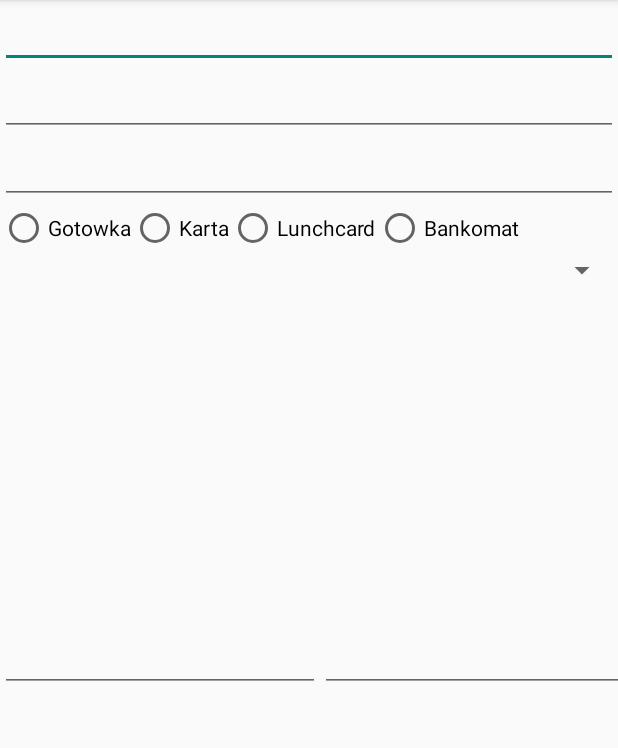
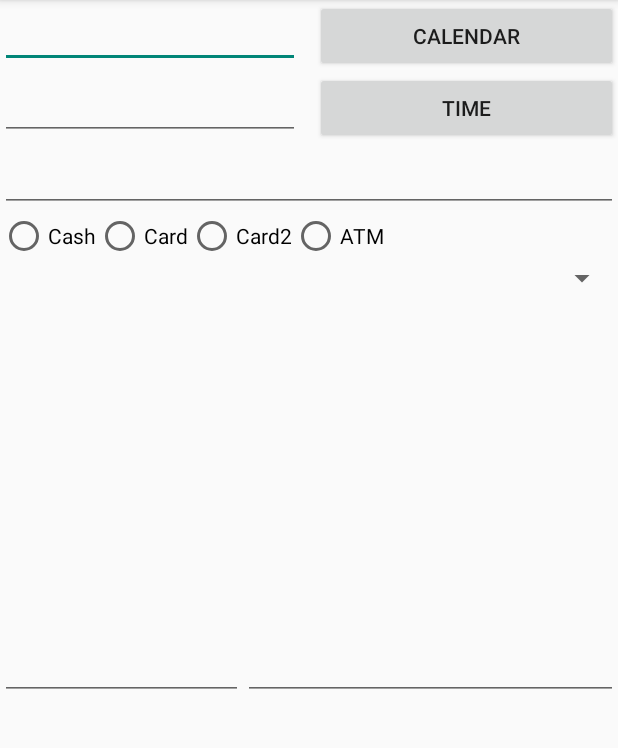
Before and after one commit to kkrolczyk/Schowek, an Android app: the layout activity_bilans_add.xml on its own in the app's theme, with its tools: preview values and no code run, on a phone screen of 412 x 824 dp, the part 84-832 px from its top. Run offline under Robolectric (Android 15) with nearby library versions, the phone set to English and light mode, and no system bars.

Commit message:
updates to layout
Signed-off-by: Krzysztof Królczyk <krzysztof.krolczyk@o2.pl>

```diff
--- a/app/src/main/java/org/kkrolczyk/schowek/NoteAdd.java
+++ b/app/src/main/java/org/kkrolczyk/schowek/NoteAdd.java
@@ -38,7 +38,6 @@ public class NoteAdd extends Activity {
         // as you specify a parent activity in AndroidManifest.xml.
         int id = item.getItemId();
 
-        //noinspection SimplifiableIfStatement
         if (id == R.id.action_settings) {
             return true;
         }
--- a/app/src/main/res/layout/activity_bilans_add.xml
+++ b/app/src/main/res/layout/activity_bilans_add.xml
@@ -4,19 +4,59 @@
     android:layout_height="match_parent"
     android:weightSum="1">
 
+    <LinearLayout
+        android:orientation="horizontal"
+        android:layout_width="fill_parent"
+        android:layout_height="wrap_content">
+
         <EditText
-        android:layout_width="match_parent"
+            android:layout_width="200dp"
             android:layout_height="wrap_content"
             android:inputType="date"
             android:ems="10"
             android:id="@+id/date_bilans" />
 
+        <Space
+            android:layout_width="10dp"
+            android:layout_height="match_parent" />
+
+        <Button
+            style="?android:attr/buttonStyleSmall"
+            android:layout_width="fill_parent"
+            android:layout_height="wrap_content"
+            android:text="@string/calendar"
+            android:id="@+id/open_calendar_setting" />
+
+    </LinearLayout>
+
+    <LinearLayout
+        android:orientation="horizontal"
+        android:layout_width="fill_parent"
+        android:layout_height="wrap_content">
+
         <EditText
-        android:layout_width="match_parent"
+            android:layout_width="200dp"
             android:layout_height="wrap_content"
             android:inputType="time"
             android:ems="10"
             android:id="@+id/time_bilans" />
+
+        <Space
+            android:layout_width="10dp"
+            android:layout_height="match_parent" />
+
+        <Button
+            style="?android:attr/buttonStyleSmall"
+            android:layout_width="match_parent"
+            android:layout_height="wrap_content"
+            android:text="@string/time"
+            android:id="@+id/open_time_setting" />
+    </LinearLayout>
+
+    <LinearLayout
+        android:orientation="horizontal"
+        android:layout_width="fill_parent"
+        android:layout_height="wrap_content">
 
         <EditText
             android:layout_width="match_parent"
@@ -24,6 +64,7 @@
             android:inputType="numberSigned"
             android:ems="10"
             android:id="@+id/kwota_bilans" />
+    </LinearLayout>
 
     <RadioGroup
         android:layout_width="wrap_content"
@@ -34,24 +75,24 @@
         <RadioButton
             android:layout_width="wrap_content"
             android:layout_height="wrap_content"
-            android:text="Gotowka"
+            android:text="@string/cash"
             android:id="@+id/cash_radio_btn" />
 
         <RadioButton
             android:layout_width="wrap_content"
             android:layout_height="wrap_content"
-            android:text="Karta"
+            android:text="@string/card"
             android:id="@+id/card_radio_btn" />
 
         <RadioButton
             android:layout_width="wrap_content"
             android:layout_height="wrap_content"
-            android:text="Lunchcard"
+            android:text="@string/card2"
             android:id="@+id/card2_radio_btn" />
         <RadioButton
             android:layout_width="wrap_content"
             android:layout_height="wrap_content"
-            android:text="Bankomat"
+            android:text="@string/atm"
             android:id="@+id/atm_radio_btn" />
     </RadioGroup>
 
@@ -74,18 +115,17 @@
         android:weightSum="1">
 
         <EditText
-            android:layout_width="wrap_content"
+            android:layout_width="162dp"
             android:layout_height="fill_parent"
             android:inputType="numberSigned"
             android:ems="10"
             android:id="@+id/new_sub_item_bilans" />
 
         <EditText
-            android:layout_width="wrap_content"
+            android:layout_width="match_parent"
             android:layout_height="fill_parent"
             android:id="@+id/editText"
-            android:ems="10"
-            android:layout_weight="0.49" />
+            android:ems="10" />
     </LinearLayout>
 
 </LinearLayout>
--- a/app/src/main/res/values/strings.xml
+++ b/app/src/main/res/values/strings.xml
@@ -4,33 +4,40 @@
     <string name="app_name">Schowek</string>
     <string name="action_settings">Settings</string>
     <string name="auto_login">Auto-login</string>
+    <string name="add">Add</string>
+    <string name="atm">ATM</string>
     <string name="empty_or_cancelled">Empty contents or cancel has been pressed</string>
-
-    <string name="title_activity_db_view">Database View</string>
-    <string name="title_activity_db_view_add">Add/Edit</string>
     <string name="clean_all">Purge table (!)</string>
     <string name="enter_password">Enter password</string>
     <string name="copy_to_ext_SD">copy to external SD card</string>
     <string name="copy_from_ext_SD">copy from external SD card</string>
-    <string name="language">Language</string>
-    <string name="language_pl">Polish</string>
-    <string name="language_en">English</string>
-    <string name="login">Login</string>
-    <string name="save">Save</string>
-    <string name="add">Add</string>
-
+    <string name="calendar">Calendar</string>
+    <string name="cash">Cash</string>
+    <string name="card">Card</string>
+    <string name="card2">Card2</string>
     <string name="cancel">Cancel</string>
     <string name="ok">OK</string>
     <string name="delete">Delete?</string>
     <string name="delete_confirm">Are you sure you want to delete:</string>
     <string name="delete_successful">Delete successful.</string>
     <string name="delete_failed">Delete failed.</string>
+    <string name="not_found">Item not found</string>
+    <string name="not_logged">Not logged in.</string>
+    <string name="language">Language</string>
+    <string name="language_pl">Polish</string>
+    <string name="language_en">English</string>
+    <string name="login">Login</string>
+    <string name="save">Save</string>
+    <string name="time">Time</string>
+    <string name="title_activity_db_view">Database View</string>
+    <string name="title_activity_db_view_add">Add/Edit</string>
     <string name="update_successful">Update successful.</string>
     <string name="update_failed">Update failed.</string>
-    <string name="not_found">Item not found</string>
-    <string name="not_logged">Not logged in.</string>
     <string name="wrong_password">Wrong password.</string>
-
+    <string name="selector_note_activity">Notes activity</string>
+    <string name="selector_bilans_activity">Cash flow activity</string>
+    <string name="selector_smallitems_activity">Small items to remember</string>
+    <string name="selector_todo_activity">To-Do</string>
 
 
 </resources>
```
Also changed, not shown: app/src/main/java/org/kkrolczyk/schowek/MainActivity.java (+20 -1 lines), app/src/main/res/layout/activity_main.xml (+8 -8 lines), 1 other file. Lines whose indentation alone changed are shown as unchanged.
